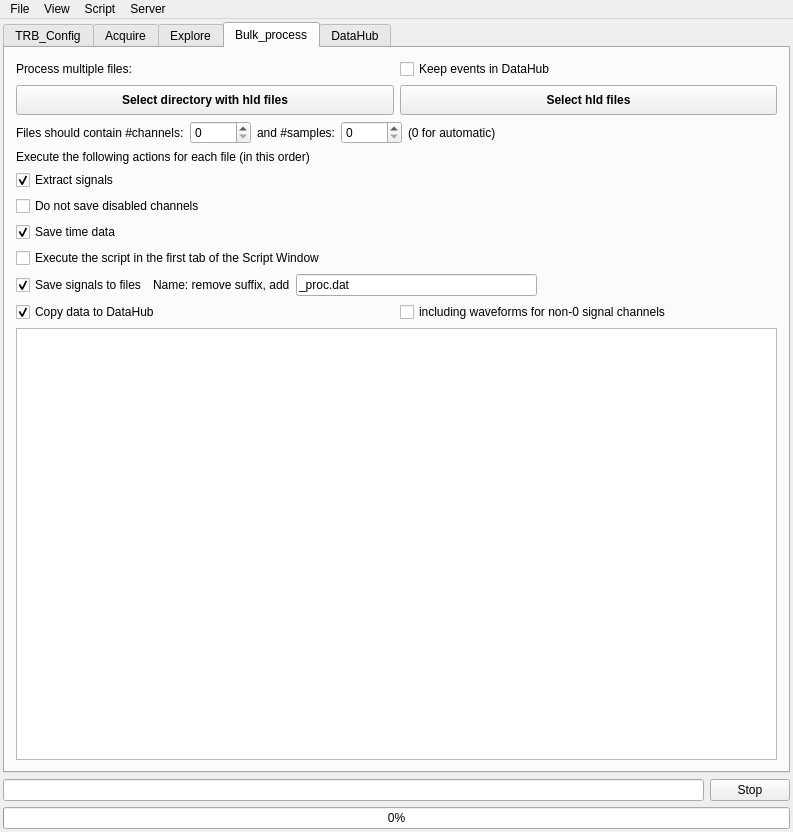
This is GUI/mainwindow.ui in andrmor/TRB3reader as Qt 5 draws it before an edit. The edited form follows.
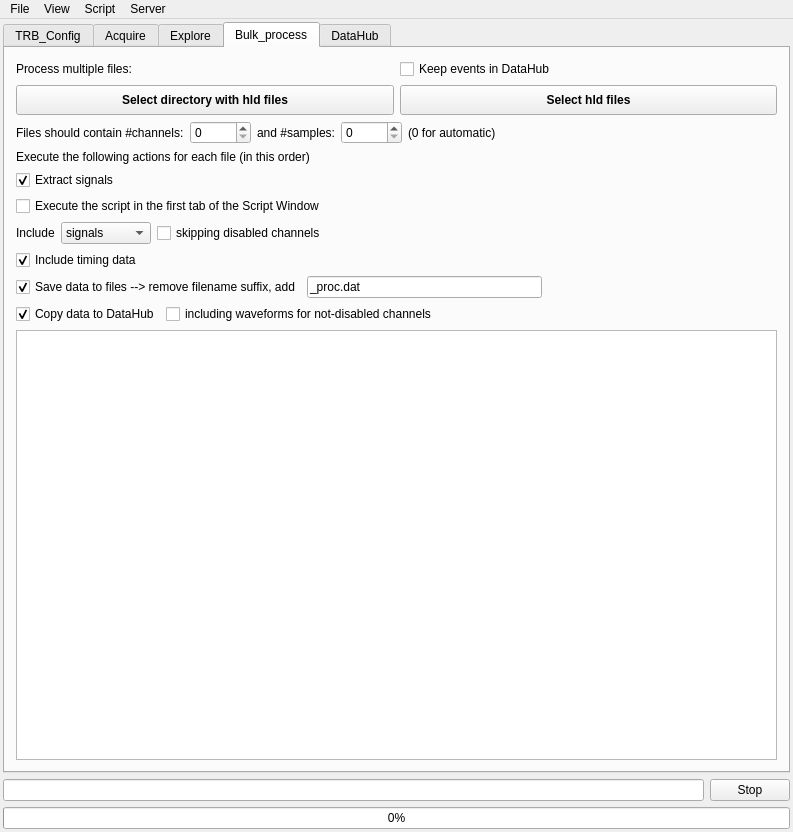
This is the edited form. The open tabs and pages were chosen to show the change.

Commit message: save waveforms and trigger info

The edit to the form file:
```diff
--- a/GUI/mainwindow.ui
+++ b/GUI/mainwindow.ui
@@ -5634,48 +5634,82 @@
          </widget>
         </item>
         <item>
-         <widget class="QCheckBox" name="cbDoNotSaveDisabledChannels">
+         <widget class="QCheckBox" name="cbAutoExecuteScript">
           <property name="text">
-           <string>Do not save disabled channels</string>
+           <string>Execute the script in the first tab of the Script Window</string>
           </property>
          </widget>
         </item>
+        <item>
+         <layout class="QHBoxLayout" name="horizontalLayout_84">
+          <property name="topMargin">
+           <number>0</number>
+          </property>
+          <item>
+           <widget class="QLabel" name="label_7">
+            <property name="text">
+             <string>Include</string>
+            </property>
+           </widget>
+          </item>
+          <item>
+           <widget class="QComboBox" name="cobWhatToSave">
+            <item>
+             <property name="text">
+              <string>signals</string>
+             </property>
+            </item>
+            <item>
+             <property name="text">
+              <string>waveforms</string>
+             </property>
+            </item>
+           </widget>
+          </item>
+          <item>
+           <widget class="QCheckBox" name="cbDoNotSaveDisabledChannels">
+            <property name="text">
+             <string>skipping disabled channels</string>
+            </property>
+           </widget>
+          </item>
+          <item>
+           <spacer name="horizontalSpacer_57">
+            <property name="orientation">
+             <enum>Qt::Horizontal</enum>
+            </property>
+            <property name="sizeHint" stdset="0">
+             <size>
+              <width>40</width>
+              <height>20</height>
+             </size>
+            </property>
+           </spacer>
+          </item>
+         </layout>
+        </item>
         <item>
          <widget class="QCheckBox" name="cbSaveTime">
           <property name="text">
-           <string>Save time data</string>
+           <string>Include timing data</string>
           </property>
           <property name="checked">
            <bool>true</bool>
           </property>
          </widget>
         </item>
-        <item>
-         <widget class="QCheckBox" name="cbAutoExecuteScript">
-          <property name="text">
-           <string>Execute the script in the first tab of the Script Window</string>
-          </property>
-         </widget>
-        </item>
         <item>
          <layout class="QHBoxLayout" name="horizontalLayout_20">
           <item>
            <widget class="QCheckBox" name="cbSaveSignalsToFiles">
             <property name="text">
-             <string>Save signals to files</string>
+             <string>Save data to files --&gt; remove filename suffix, add</string>
             </property>
             <property name="checked">
              <bool>true</bool>
             </property>
            </widget>
           </item>
-          <item>
-           <widget class="QLabel" name="label_35">
-            <property name="text">
-             <string>Name: remove suffix, add</string>
-            </property>
-           </widget>
-          </item>
           <item>
            <widget class="QLineEdit" name="leAddToProcessed">
             <property name="text">
@@ -5716,10 +5750,23 @@
           <item>
            <widget class="QCheckBox" name="cbBulkAlsoCopyWaveforms">
             <property name="text">
-             <string>including waveforms for non-0 signal channels </string>
+             <string>including waveforms for not-disabled channels </string>
             </property>
            </widget>
           </item>
+          <item>
+           <spacer name="horizontalSpacer_58">
+            <property name="orientation">
+             <enum>Qt::Horizontal</enum>
+            </property>
+            <property name="sizeHint" stdset="0">
+             <size>
+              <width>40</width>
+              <height>20</height>
+             </size>
+            </property>
+           </spacer>
+          </item>
          </layout>
         </item>
         <item>
```
Left out of the diff: 16 changed lines with no effect on the pictures. The commit also changes 15 other files.
